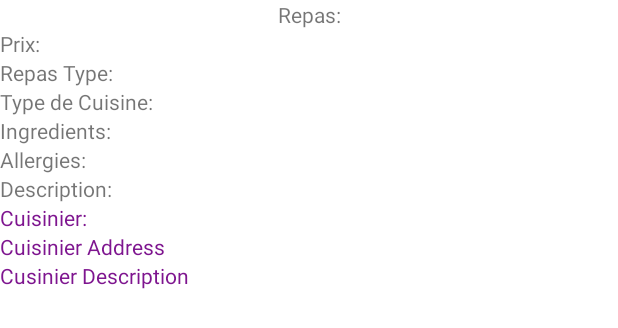
After one commit to Kirloxious/Mealer, an Android app: the layout activity_meal_layout.xml on its own in the app's theme, with its tools: preview values and no code run, on a phone screen of 412 x 824 dp. The commit adds this screen. Shown: the top 328 px of the screen. Run offline under Robolectric (Android 15) with nearby library versions, the phone set to English and light mode, and no system bars.

Commit message:
too tired to come up with a comment

```diff
--- a/app/src/main/AndroidManifest.xml
+++ b/app/src/main/AndroidManifest.xml
@@ -13,7 +13,7 @@
         android:theme="@style/Theme.Mealer24"
         tools:targetApi="31">
         <activity
-            android:name=".OrdersActivity"
+            android:name=".Activities.MealLayout"
             android:exported="false">
             <meta-data
                 android:name="android.app.lib_name"
--- /dev/null
+++ b/app/src/main/res/layout/activity_meal_layout.xml
@@ -0,0 +1,81 @@
+<?xml version="1.0" encoding="utf-8"?>
+<androidx.constraintlayout.widget.ConstraintLayout xmlns:android="http://schemas.android.com/apk/res/android"
+    xmlns:app="http://schemas.android.com/apk/res-auto"
+    xmlns:tools="http://schemas.android.com/tools"
+    android:layout_width="match_parent"
+    android:layout_height="match_parent"
+    tools:context=".MealLayout">
+
+    <LinearLayout
+        android:layout_width="match_parent"
+        android:layout_height="match_parent"
+        android:orientation="vertical">
+
+        <TextView
+            android:id="@+id/repasNameId"
+            android:layout_width="match_parent"
+            android:layout_height="wrap_content"
+            android:text="Repas:"
+            android:textAlignment="center"
+            android:textAllCaps="false"
+            android:textSize="14sp" />
+
+        <TextView
+            android:id="@+id/repasPrixId"
+            android:layout_width="match_parent"
+            android:layout_height="wrap_content"
+            android:text="Prix: " />
+
+        <TextView
+            android:id="@+id/repasTypeId"
+            android:layout_width="match_parent"
+            android:layout_height="wrap_content"
+            android:text="Repas Type:" />
+
+        <TextView
+            android:id="@+id/typeCuisineId"
+            android:layout_width="match_parent"
+            android:layout_height="wrap_content"
+            android:text="Type de Cuisine:" />
+
+        <TextView
+            android:id="@+id/ingredientsId"
+            android:layout_width="match_parent"
+            android:layout_height="wrap_content"
+            android:text="Ingredients:" />
+
+        <TextView
+            android:id="@+id/allergiesId"
+            android:layout_width="match_parent"
+            android:layout_height="wrap_content"
+            android:text="Allergies:" />
+
+        <TextView
+            android:id="@+id/repasDescriptionId"
+            android:layout_width="match_parent"
+            android:layout_height="wrap_content"
+            android:text="Description:" />
+
+        <TextView
+            android:id="@+id/cuisinierNomId"
+            android:layout_width="match_parent"
+            android:layout_height="wrap_content"
+            android:text="Cuisinier:"
+            android:textColor="#7E158F"
+            android:textSize="14sp" />
+
+        <TextView
+            android:id="@+id/cuisinierAddressId"
+            android:layout_width="match_parent"
+            android:layout_height="wrap_content"
+            android:text="Cuisinier Address"
+            android:textColor="#7E158F" />
+
+        <TextView
+            android:id="@+id/cuisinerDescriptionId"
+            android:layout_width="match_parent"
+            android:layout_height="wrap_content"
+            android:text="Cusinier Description"
+            android:textColor="#7E158F" />
+    </LinearLayout>
+</androidx.constraintlayout.widget.ConstraintLayout>
```
Also changed, not shown: app/src/main/java/com/example/mealer24/Activities/CuisinierEtRepasInfo.java (added, +73 -0 lines), app/src/main/java/com/example/mealer24/Activities/HomeScreenClient.java (+88 -9 lines), app/src/main/java/com/example/mealer24/Activities/MealLayout.java (added, +93 -0 lines), app/src/main/res/layout/activity_homescreen_client.xml (+12 -4 lines), app/src/main/res/menu/mealmenu.xml (added, +11 -0 lines).
